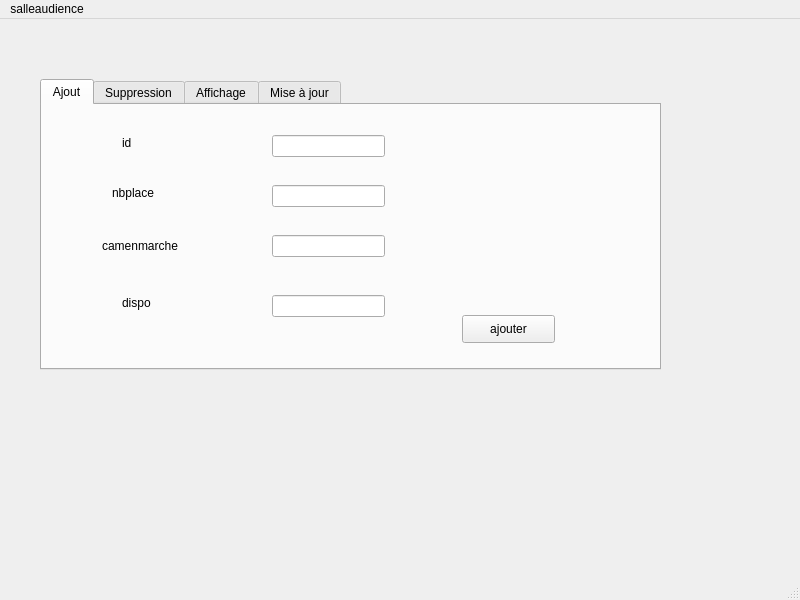
First picture: the form in gestion_des_salles_daudiances/mainwindow.ui, repository sakerhajji/smart_court_2a32, before the edit.
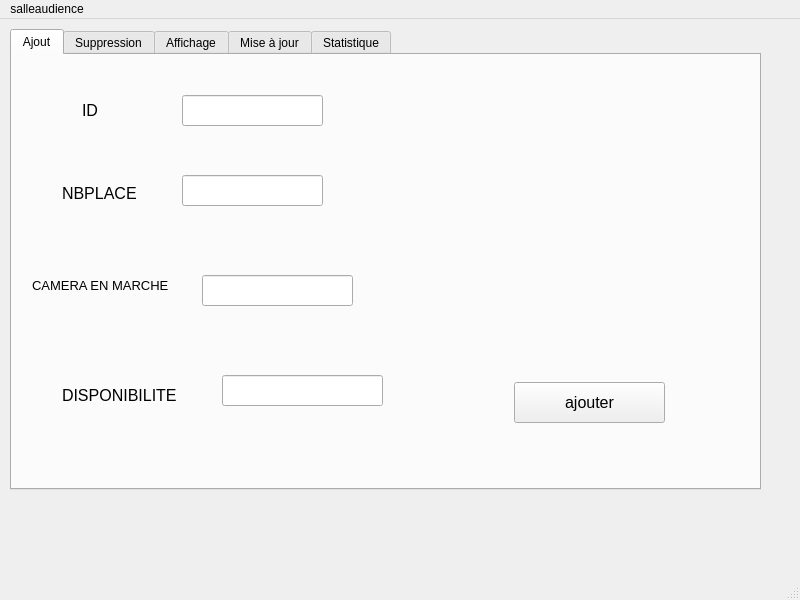
Second picture: the form after the edit. The open tabs and pages were chosen to show the change.

```diff
--- a/gestion_des_salles_daudiances/mainwindow.ui
+++ b/gestion_des_salles_daudiances/mainwindow.ui
@@ -17,10 +17,10 @@
    <widget class="QTabWidget" name="tabWidget">
     <property name="geometry">
      <rect>
-      <x>40</x>
-      <y>60</y>
-      <width>621</width>
-      <height>291</height>
+      <x>10</x>
+      <y>10</y>
+      <width>751</width>
+      <height>461</height>
      </rect>
     </property>
     <property name="currentIndex">
@@ -33,104 +33,129 @@
      <widget class="QLabel" name="label">
       <property name="geometry">
        <rect>
-        <x>80</x>
-        <y>30</y>
-        <width>21</width>
-        <height>16</height>
+        <x>70</x>
+        <y>40</y>
+        <width>31</width>
+        <height>31</height>
        </rect>
       </property>
+      <property name="font">
+       <font>
+        <pointsize>12</pointsize>
+       </font>
+      </property>
       <property name="text">
-       <string>id</string>
+       <string>ID</string>
       </property>
      </widget>
      <widget class="QLineEdit" name="lineEdit">
       <property name="geometry">
        <rect>
-        <x>230</x>
-        <y>30</y>
-        <width>113</width>
-        <height>22</height>
+        <x>170</x>
+        <y>40</y>
+        <width>141</width>
+        <height>31</height>
        </rect>
       </property>
      </widget>
      <widget class="QLabel" name="label_2">
       <property name="geometry">
        <rect>
-        <x>70</x>
-        <y>80</y>
-        <width>111</width>
+        <x>50</x>
+        <y>130</y>
+        <width>91</width>
         <height>16</height>
        </rect>
       </property>
+      <property name="font">
+       <font>
+        <pointsize>12</pointsize>
+       </font>
+      </property>
       <property name="text">
-       <string>nbplace</string>
+       <string>NBPLACE</string>
       </property>
      </widget>
      <widget class="QLabel" name="label_3">
       <property name="geometry">
        <rect>
-        <x>60</x>
-        <y>130</y>
-        <width>121</width>
+        <x>20</x>
+        <y>220</y>
+        <width>171</width>
         <height>21</height>
        </rect>
       </property>
+      <property name="font">
+       <font>
+        <pointsize>10</pointsize>
+       </font>
+      </property>
       <property name="text">
-       <string>camenmarche</string>
+       <string>CAMERA EN MARCHE</string>
       </property>
      </widget>
      <widget class="QLineEdit" name="lineEdit_2">
       <property name="geometry">
        <rect>
-        <x>230</x>
-        <y>80</y>
-        <width>113</width>
-        <height>22</height>
+        <x>170</x>
+        <y>120</y>
+        <width>141</width>
+        <height>31</height>
        </rect>
       </property>
      </widget>
      <widget class="QLineEdit" name="lineEdit_3">
       <property name="geometry">
        <rect>
-        <x>230</x>
-        <y>130</y>
-        <width>113</width>
-        <height>22</height>
+        <x>190</x>
+        <y>220</y>
+        <width>151</width>
+        <height>31</height>
        </rect>
       </property>
      </widget>
      <widget class="QLabel" name="label_4">
       <property name="geometry">
        <rect>
-        <x>80</x>
-        <y>190</y>
-        <width>71</width>
-        <height>16</height>
+        <x>50</x>
+        <y>330</y>
+        <width>141</width>
+        <height>20</height>
        </rect>
       </property>
+      <property name="font">
+       <font>
+        <pointsize>12</pointsize>
+       </font>
+      </property>
       <property name="text">
-       <string>dispo</string>
+       <string>DISPONIBILITE</string>
       </property>
      </widget>
      <widget class="QLineEdit" name="lineEdit_4">
       <property name="geometry">
        <rect>
-        <x>230</x>
-        <y>190</y>
-        <width>113</width>
-        <height>22</height>
+        <x>210</x>
+        <y>320</y>
+        <width>161</width>
+        <height>31</height>
        </rect>
       </property>
      </widget>
      <widget class="QPushButton" name="pushButton_ajouter">
       <property name="geometry">
        <rect>
-        <x>420</x>
-        <y>210</y>
-        <width>93</width>
-        <height>28</height>
+        <x>502</x>
+        <y>327</y>
+        <width>151</width>
+        <height>41</height>
        </rect>
       </property>
+      <property name="font">
+       <font>
+        <pointsize>12</pointsize>
+       </font>
+      </property>
       <property name="text">
        <string>ajouter</string>
       </property>
@@ -314,6 +339,37 @@
       </property>
      </widget>
     </widget>
+    <widget class="QWidget" name="tab_5">
+     <attribute name="title">
+      <string>Statistique</string>
+     </attribute>
+     <widget class="QLabel" name="sta">
+      <property name="geometry">
+       <rect>
+        <x>0</x>
+        <y>10</y>
+        <width>731</width>
+        <height>371</height>
+       </rect>
+      </property>
+      <property name="text">
+       <string/>
+      </property>
+     </widget>
+     <widget class="QPushButton" name="bb">
+      <property name="geometry">
+       <rect>
+        <x>10</x>
+        <y>10</y>
+        <width>721</width>
+        <height>411</height>
+       </rect>
+      </property>
+      <property name="text">
+       <string>stat</string>
+      </property>
+     </widget>
+    </widget>
    </widget>
   </widget>
   <widget class="QMenuBar" name="menubar">
```
Left out of the diff: 120 changed lines with no effect on the pictures.
